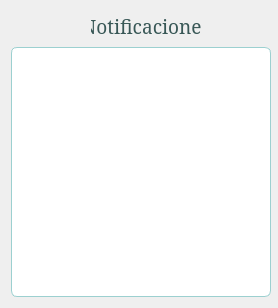
Old version of the form src/forms/notificationview.ui in the repository damaro05/LawFirmPlatform.
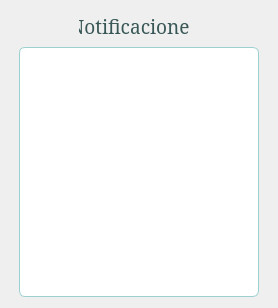
New version of the form. Icons and pictures are not drawn.

The edit to the form file:
```diff
--- a/src/forms/notificationview.ui
+++ b/src/forms/notificationview.ui
@@ -29,7 +29,7 @@
    <string notr="true"> border-radius: 6px;</string>
   </property>
   <layout class="QGridLayout" name="gridLayout">
-   <item row="0" column="0">
+   <item row="0" column="1">
     <layout class="QVBoxLayout" name="verticalLayout">
      <item>
       <layout class="QHBoxLayout" name="horizontalLayout">
@@ -80,7 +80,7 @@
          </property>
          <property name="sizeHint" stdset="0">
           <size>
-           <width>50</width>
+           <width>30</width>
            <height>20</height>
           </size>
          </property>
@@ -134,12 +134,25 @@
      </item>
     </layout>
    </item>
-   <item row="1" column="0">
+   <item row="1" column="2">
+    <spacer name="horizontalSpacer_4">
+     <property name="orientation">
+      <enum>Qt::Horizontal</enum>
+     </property>
+     <property name="sizeHint" stdset="0">
+      <size>
+       <width>40</width>
+       <height>20</height>
+      </size>
+     </property>
+    </spacer>
+   </item>
+   <item row="1" column="1">
     <widget class="QListWidget" name="listWidget">
      <property name="minimumSize">
       <size>
-       <width>260</width>
-       <height>250</height>
+       <width>240</width>
+       <height>230</height>
       </size>
      </property>
      <property name="maximumSize">
@@ -156,6 +169,19 @@
      </property>
     </widget>
    </item>
+   <item row="1" column="0">
+    <spacer name="horizontalSpacer_3">
+     <property name="orientation">
+      <enum>Qt::Horizontal</enum>
+     </property>
+     <property name="sizeHint" stdset="0">
+      <size>
+       <width>40</width>
+       <height>20</height>
+      </size>
+     </property>
+    </spacer>
+   </item>
   </layout>
  </widget>
  <resources>
```
